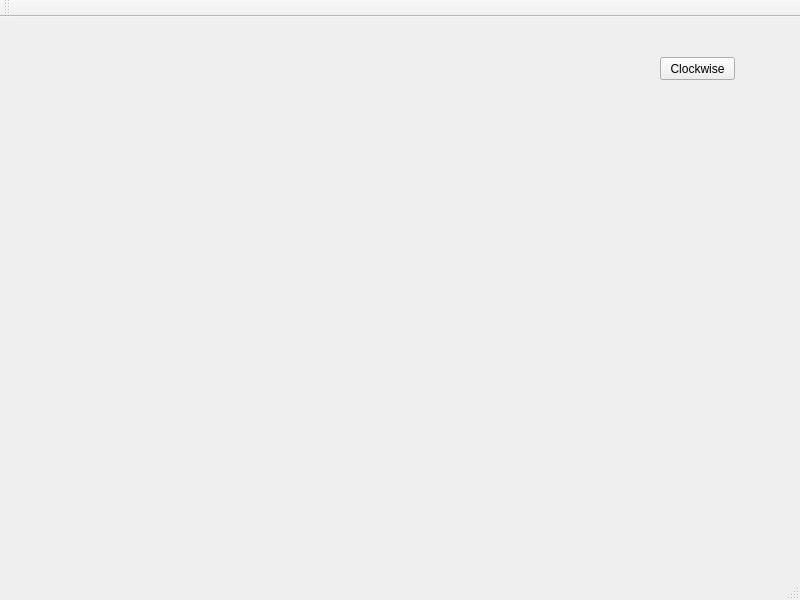
Qt form p1gui/mainwindow.ui (trec21/452p1) before a commit.
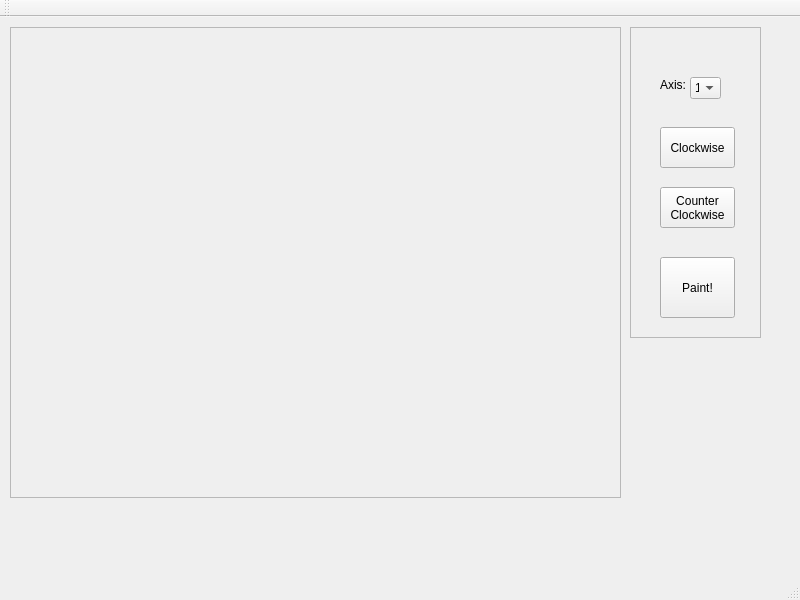
The same form after that commit.

Commit message: Adding CW and CCW, and Paint buttons, also Control Panel and Robot Area frames. This is just an initial design and is open for suggestions; feel free to modify it

What changed in the file:
```diff
--- a/p1gui/mainwindow.ui
+++ b/p1gui/mainwindow.ui
@@ -14,19 +14,118 @@
    <string>MainWindow</string>
   </property>
   <widget class="QWidget" name="centralWidget">
-   <widget class="QPushButton" name="pushButton">
+   <widget class="QFrame" name="robotAreaFrm">
     <property name="geometry">
      <rect>
-      <x>660</x>
-      <y>40</y>
-      <width>75</width>
-      <height>23</height>
+      <x>10</x>
+      <y>10</y>
+      <width>611</width>
+      <height>471</height>
      </rect>
     </property>
-    <property name="text">
-     <string>Clockwise</string>
+    <property name="frameShape">
+     <enum>QFrame::StyledPanel</enum>
     </property>
+    <property name="frameShadow">
+     <enum>QFrame::Raised</enum>
+    </property>
    </widget>
+   <widget class="QFrame" name="controlPanelFrm">
+    <property name="geometry">
+     <rect>
+      <x>630</x>
+      <y>10</y>
+      <width>131</width>
+      <height>311</height>
+     </rect>
+    </property>
+    <property name="frameShape">
+     <enum>QFrame::StyledPanel</enum>
+    </property>
+    <property name="frameShadow">
+     <enum>QFrame::Raised</enum>
+    </property>
+    <widget class="QPushButton" name="ccwiseBtn">
+     <property name="geometry">
+      <rect>
+       <x>30</x>
+       <y>160</y>
+       <width>75</width>
+       <height>41</height>
+      </rect>
+     </property>
+     <property name="text">
+      <string>Counter
+Clockwise</string>
+     </property>
+    </widget>
+    <widget class="QPushButton" name="cwiseBtn">
+     <property name="geometry">
+      <rect>
+       <x>30</x>
+       <y>100</y>
+       <width>75</width>
+       <height>41</height>
+      </rect>
+     </property>
+     <property name="text">
+      <string>Clockwise</string>
+     </property>
+    </widget>
+    <widget class="QComboBox" name="comboBox">
+     <property name="geometry">
+      <rect>
+       <x>60</x>
+       <y>50</y>
+       <width>31</width>
+       <height>22</height>
+      </rect>
+     </property>
+     <item>
+      <property name="text">
+       <string>1</string>
+      </property>
+     </item>
+     <item>
+      <property name="text">
+       <string>2</string>
+      </property>
+     </item>
+     <item>
+      <property name="text">
+       <string>3</string>
+      </property>
+     </item>
+    </widget>
+    <widget class="QLabel" name="axisLbl">
+     <property name="geometry">
+      <rect>
+       <x>30</x>
+       <y>50</y>
+       <width>31</width>
+       <height>16</height>
+      </rect>
+     </property>
+     <property name="text">
+      <string>Axis:</string>
+     </property>
+    </widget>
+    <widget class="QPushButton" name="paintBtn">
+     <property name="geometry">
+      <rect>
+       <x>30</x>
+       <y>230</y>
+       <width>75</width>
+       <height>61</height>
+      </rect>
+     </property>
+     <property name="text">
+      <string>Paint!</string>
+     </property>
+    </widget>
+   </widget>
+   <zorder>controlPanelFrm</zorder>
+   <zorder>robotAreaFrm</zorder>
   </widget>
   <widget class="QMenuBar" name="menuBar">
    <property name="geometry">
```
